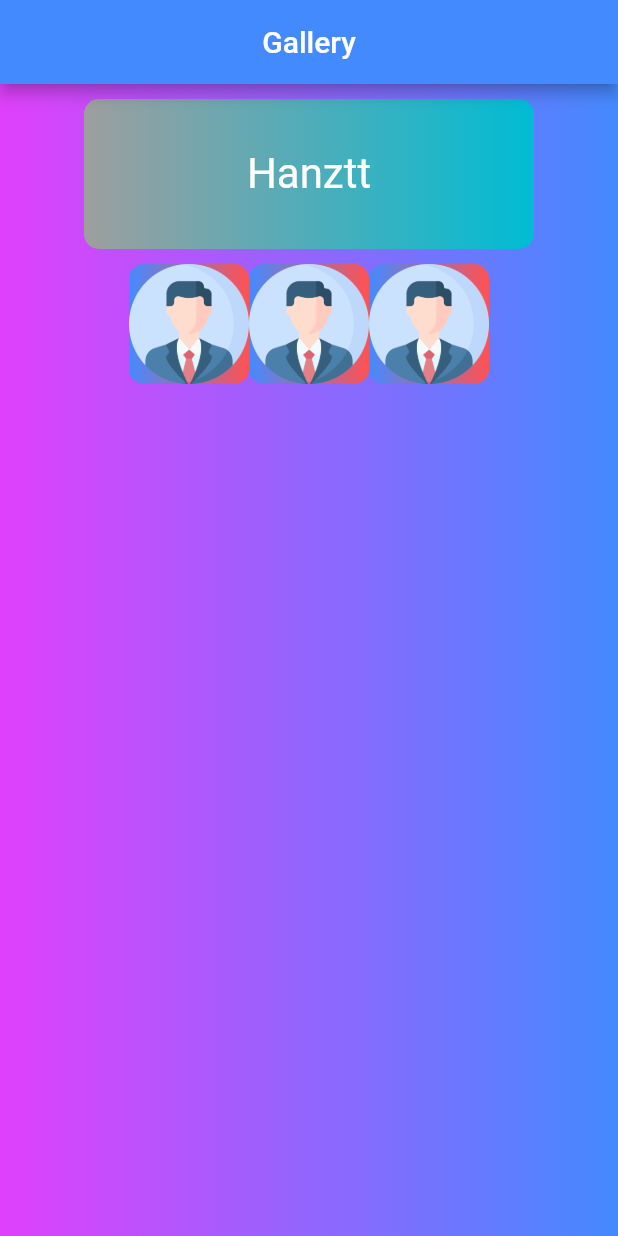
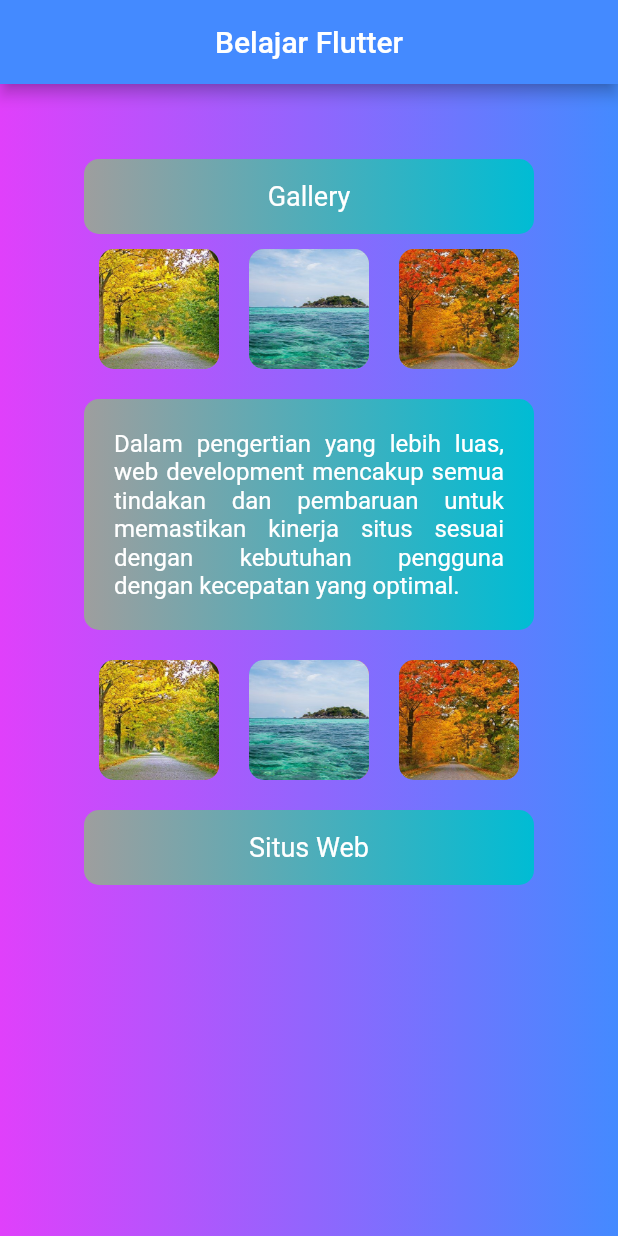
Before and after one commit to MuhammadFarhan200/belajar-flutter, a Flutter app: the screen it shows after launch, on a phone screen of 412 x 824 dp. Run offline on Flutter 3.47's test engine with Material 2 defaults, Android fonts, the phone set to English and light mode, and no system bars; missing offline and left inert: dart:js; Roboto replaces fonts that are missing (DancingScript).

Commit message:
Belajar Layouting Flutter

```diff
--- a/lib/gallery.dart
+++ b/lib/gallery.dart
@@ -1,3 +1,5 @@
+import 'dart:js';
+
 import 'package:flutter/material.dart';
 
 class Gallery extends StatelessWidget {
@@ -17,19 +19,19 @@ class Gallery extends StatelessWidget {
             children: [
               Container(
                 width: 300,
-                height: 100,
-                margin: EdgeInsets.all(10),
+                height: 50,
+                margin: EdgeInsets.only(top: 50),
                 decoration: BoxDecoration(
                     gradient:
                         LinearGradient(colors: [Colors.grey, Colors.cyan]),
                     borderRadius: BorderRadius.circular(10)),
                 child: Center(
                   child: Text(
-                    "Hanztt",
+                    "Gallery",
                     style: TextStyle(
                         color: Colors.white,
                         fontFamily: 'DancingScript',
-                        fontSize: 28),
+                        fontSize: 18),
                   ),
                 ),
               ),
@@ -39,9 +41,72 @@ class Gallery extends StatelessWidget {
                   Container(
                     width: 80,
                     height: 80,
+                    margin: EdgeInsets.all(10),
                     decoration: BoxDecoration(
                         image: DecorationImage(
-                            image: AssetImage('assets/img/profile.png'),
+                            image: AssetImage('assets/img/gambar2.png'),
+                            fit: BoxFit.cover),
+                        color: Colors.grey,
+                        borderRadius: BorderRadius.circular(10)),
+                  ),
+                  Container(
+                    width: 80,
+                    height: 80,
+                    margin: EdgeInsets.all(10),
+                    decoration: BoxDecoration(
+                        image: DecorationImage(
+                            image: AssetImage('assets/img/gambar1.jpg'),
+                            fit: BoxFit.cover),
+                        color: Colors.grey,
+                        borderRadius: BorderRadius.circular(10)),
+                  ),
+                  Container(
+                    width: 80,
+                    height: 80,
+                    margin: EdgeInsets.all(10),
+                    decoration: BoxDecoration(
+                        image: DecorationImage(
+                            image: AssetImage('assets/img/gambar3.jpg'),
+                            fit: BoxFit.cover),
+                        color: Colors.grey,
+                        borderRadius: BorderRadius.circular(10)),
+                  ),
+                ],
+              ),
+              Column(
+                mainAxisAlignment: MainAxisAlignment.center,
+                children: [
+                  Container(
+                    width: 300,
+                    margin: EdgeInsets.all(10),
+                    padding: EdgeInsets.all(20),
+                    decoration: BoxDecoration(
+                        gradient:
+                            LinearGradient(colors: [Colors.grey, Colors.cyan]),
+                        borderRadius: BorderRadius.circular(10)),
+                    child: Center(
+                      child: Text(
+                        "Dalam pengertian yang lebih luas, web development mencakup semua tindakan dan pembaruan untuk memastikan kinerja situs sesuai dengan kebutuhan pengguna dengan kecepatan yang optimal.",
+                        style: TextStyle(
+                            color: Colors.white,
+                            fontFamily: 'DancingScript',
+                            fontSize: 16),
+                        textAlign: TextAlign.justify,
+                      ),
+                    ),
+                  ),
+                ],
+              ),
+              Row(
+                mainAxisAlignment: MainAxisAlignment.center,
+                children: [
+                  Container(
+                    width: 80,
+                    height: 80,
+                    margin: EdgeInsets.all(10),
+                    decoration: BoxDecoration(
+                        image: DecorationImage(
+                            image: AssetImage('assets/img/gambar2.png'),
                             fit: BoxFit.cover),
                         gradient: LinearGradient(
                             colors: [Colors.blueAccent, Colors.redAccent]),
@@ -50,9 +115,10 @@ class Gallery extends StatelessWidget {
                   Container(
                     width: 80,
                     height: 80,
+                    margin: EdgeInsets.all(10),
                     decoration: BoxDecoration(
                         image: DecorationImage(
-                            image: AssetImage('assets/img/profile.png'),
+                            image: AssetImage('assets/img/gambar1.jpg'),
                             fit: BoxFit.cover),
                         gradient: LinearGradient(
                             colors: [Colors.blueAccent, Colors.redAccent]),
@@ -61,16 +127,40 @@ class Gallery extends StatelessWidget {
                   Container(
                     width: 80,
                     height: 80,
+                    margin: EdgeInsets.all(10),
                     decoration: BoxDecoration(
                         image: DecorationImage(
-                            image: AssetImage('assets/img/profile.png'),
+                            image: AssetImage('assets/img/gambar3.jpg'),
                             fit: BoxFit.cover),
                         gradient: LinearGradient(
                             colors: [Colors.blueAccent, Colors.redAccent]),
                         borderRadius: BorderRadius.circular(10)),
                   ),
                 ],
-              )
+              ),
+              Column(
+                mainAxisAlignment: MainAxisAlignment.end,
+                children: [
+                  Container(
+                    width: 300,
+                    height: 50,
+                    margin: EdgeInsets.all(10),
+                    decoration: BoxDecoration(
+                        gradient:
+                            LinearGradient(colors: [Colors.grey, Colors.cyan]),
+                        borderRadius: BorderRadius.circular(10)),
+                    child: Center(
+                      child: Text(
+                        "Situs Web",
+                        style: TextStyle(
+                            color: Colors.white,
+                            fontFamily: 'DancingScript',
+                            fontSize: 18),
+                      ),
+                    ),
+                  ),
+                ],
+              ),
             ],
           ),
         ],
--- a/lib/main.dart
+++ b/lib/main.dart
@@ -12,14 +12,14 @@ class MyApp extends StatelessWidget {
   @override
   Widget build(BuildContext context) {
     return MaterialApp(
+      title: "Belajar Flutter",
       // title: "Belajar Flutter",
-      title: "Belajar Flutter",
       debugShowCheckedModeBanner: false,
       home: Scaffold(
         appBar: AppBar(
           backgroundColor: Colors.blueAccent,
           title: Center(
-            child: Text("Gallery"),
+            child: Text("Belajar Flutter"),
           ),
         ),
         body: Gallery(),
```
Also changed, not shown: assets/img/gambar1.jpg (renamed from assets/img/img-1.jpg), assets/img/gambar3.jpg (renamed from assets/img/img-3.jpg).
